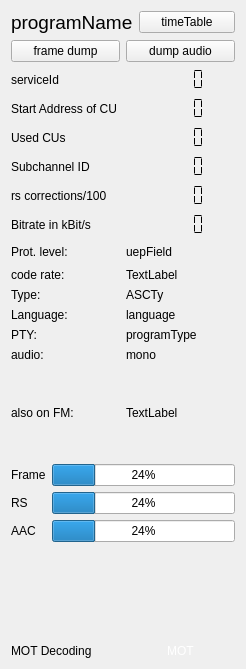
This is qt-dab-s4/forms-v4/technical_data.ui in JvanKatwijk/qt-dab as Qt 5 draws it before an edit. The edited form follows.
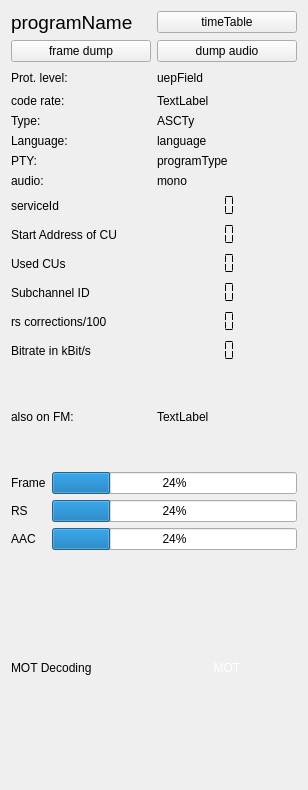
This is the edited form. Custom widgets are drawn as their Qt base class.

The edit to the form file:
```diff
--- a/qt-dab-s4/forms-v4/technical_data.ui
+++ b/qt-dab-s4/forms-v4/technical_data.ui
@@ -6,8 +6,8 @@
    <rect>
     <x>0</x>
     <y>0</y>
-    <width>246</width>
-    <height>669</height>
+    <width>308</width>
+    <height>790</height>
    </rect>
   </property>
   <property name="windowTitle">
@@ -15,25 +15,21 @@
   </property>
   <layout class="QVBoxLayout" name="verticalLayout">
    <item>
-    <layout class="QHBoxLayout" name="horizontalLayout_5">
+    <layout class="QHBoxLayout" name="horizontalLayout_2">
      <item>
-      <layout class="QHBoxLayout" name="horizontalLayout_2">
-       <item>
-        <widget class="QLabel" name="programName">
-         <property name="font">
-          <font>
-           <pointsize>14</pointsize>
-          </font>
-         </property>
-         <property name="toolTip">
-          <string>&lt;html&gt;&lt;head/&gt;&lt;body&gt;&lt;p&gt;&lt;span style=&quot; font-size:14pt;&quot;&gt;Service long label&lt;/span&gt;&lt;/p&gt;&lt;/body&gt;&lt;/html&gt;</string>
-         </property>
-         <property name="text">
-          <string>programName</string>
-         </property>
-        </widget>
-       </item>
-      </layout>
+      <widget class="QLabel" name="programName">
+       <property name="font">
+        <font>
+         <pointsize>14</pointsize>
+        </font>
+       </property>
+       <property name="toolTip">
+        <string>&lt;html&gt;&lt;head/&gt;&lt;body&gt;&lt;p&gt;&lt;span style=&quot; font-size:14pt;&quot;&gt;Service long label&lt;/span&gt;&lt;/p&gt;&lt;/body&gt;&lt;/html&gt;</string>
+       </property>
+       <property name="text">
+        <string>programName</string>
+       </property>
+      </widget>
      </item>
      <item>
       <widget class="QPushButton" name="timeTable_button">
@@ -71,118 +67,6 @@
      </item>
     </layout>
    </item>
-   <item>
-    <layout class="QFormLayout" name="formLayout">
-     <item row="0" column="0">
-      <widget class="QLabel" name="label_3">
-       <property name="text">
-        <string>serviceId</string>
-       </property>
-      </widget>
-     </item>
-     <item row="0" column="1">
-      <widget class="QLCDNumber" name="serviceIdDisplay">
-       <property name="frameShape">
-        <enum>QFrame::NoFrame</enum>
-       </property>
-       <property name="mode">
-        <enum>QLCDNumber::Hex</enum>
-       </property>
-       <property name="segmentStyle">
-        <enum>QLCDNumber::Flat</enum>
-       </property>
-      </widget>
-     </item>
-     <item row="1" column="0">
-      <widget class="QLabel" name="label">
-       <property name="text">
-        <string>Start Address of CU</string>
-       </property>
-      </widget>
-     </item>
-     <item row="1" column="1">
-      <widget class="QLCDNumber" name="startAddressDisplay">
-       <property name="frameShape">
-        <enum>QFrame::NoFrame</enum>
-       </property>
-       <property name="segmentStyle">
-        <enum>QLCDNumber::Flat</enum>
-       </property>
-      </widget>
-     </item>
-     <item row="2" column="0">
-      <widget class="QLabel" name="label_2">
-       <property name="text">
-        <string>Used CUs</string>
-       </property>
-      </widget>
-     </item>
-     <item row="2" column="1">
-      <widget class="QLCDNumber" name="lengthDisplay">
-       <property name="frameShape">
-        <enum>QFrame::NoFrame</enum>
-       </property>
-       <property name="segmentStyle">
-        <enum>QLCDNumber::Flat</enum>
-       </property>
-      </widget>
-     </item>
-     <item row="3" column="0">
-      <widget class="QLabel" name="label_6">
-       <property name="text">
-        <string>Subchannel ID</string>
-       </property>
-      </widget>
-     </item>
-     <item row="3" column="1">
-      <widget class="QLCDNumber" name="subChIdDisplay">
-       <property name="frameShape">
-        <enum>QFrame::NoFrame</enum>
-       </property>
-       <property name="segmentStyle">
-        <enum>QLCDNumber::Flat</enum>
-       </property>
-      </widget>
-     </item>
-     <item row="4" column="0">
-      <widget class="QLabel" name="label_4">
-       <property name="text">
-        <string>rs corrections/100</string>
-       </property>
-      </widget>
-     </item>
-     <item row="4" column="1">
-      <widget class="QLCDNumber" name="rsCorrections">
-       <property name="toolTip">
-        <string>The number of corrections made by the reed-solomon algorithm over 10 DAB+ frames (so the number does not relate to the classic DAB/MP2 frames)</string>
-       </property>
-       <property name="frameShape">
-        <enum>QFrame::NoFrame</enum>
-       </property>
-       <property name="segmentStyle">
-        <enum>QLCDNumber::Flat</enum>
-       </property>
-      </widget>
-     </item>
-     <item row="5" column="0">
-      <widget class="QLabel" name="l6">
-       <property name="text">
-        <string>Bitrate in kBit/s</string>
-       </property>
-      </widget>
-     </item>
-     <item row="5" column="1">
-      <widget class="QLCDNumber" name="bitrateDisplay">
-       <property name="frameShape">
-        <enum>QFrame::NoFrame</enum>
-       </property>
-       <property name="segmentStyle">
-        <enum>QLCDNumber::Flat</enum>
-       </property>
-      </widget>
-     </item>
-    </layout>
-   </item>
    <item>
     <layout class="QGridLayout" name="gridLayout_2">
      <item row="4" column="0">
@@ -307,6 +191,118 @@
      </item>
     </layout>
    </item>
+   <item>
+    <layout class="QFormLayout" name="formLayout">
+     <item row="0" column="0">
+      <widget class="QLabel" name="label_3">
+       <property name="text">
+        <string>serviceId</string>
+       </property>
+      </widget>
+     </item>
+     <item row="0" column="1">
+      <widget class="QLCDNumber" name="serviceIdDisplay">
+       <property name="frameShape">
+        <enum>QFrame::NoFrame</enum>
+       </property>
+       <property name="mode">
+        <enum>QLCDNumber::Hex</enum>
+       </property>
+       <property name="segmentStyle">
+        <enum>QLCDNumber::Flat</enum>
+       </property>
+      </widget>
+     </item>
+     <item row="1" column="0">
+      <widget class="QLabel" name="label">
+       <property name="text">
+        <string>Start Address of CU</string>
+       </property>
+      </widget>
+     </item>
+     <item row="2" column="0">
+      <widget class="QLabel" name="label_2">
+       <property name="text">
+        <string>Used CUs</string>
+       </property>
+      </widget>
+     </item>
+     <item row="2" column="1">
+      <widget class="QLCDNumber" name="lengthDisplay">
+       <property name="frameShape">
+        <enum>QFrame::NoFrame</enum>
+       </property>
+       <property name="segmentStyle">
+        <enum>QLCDNumber::Flat</enum>
+       </property>
+      </widget>
+     </item>
+     <item row="3" column="0">
+      <widget class="QLabel" name="label_6">
+       <property name="text">
+        <string>Subchannel ID</string>
+       </property>
+      </widget>
+     </item>
+     <item row="3" column="1">
+      <widget class="QLCDNumber" name="subChIdDisplay">
+       <property name="frameShape">
+        <enum>QFrame::NoFrame</enum>
+       </property>
+       <property name="segmentStyle">
+        <enum>QLCDNumber::Flat</enum>
+       </property>
+      </widget>
+     </item>
+     <item row="4" column="0">
+      <widget class="QLabel" name="label_4">
+       <property name="text">
+        <string>rs corrections/100</string>
+       </property>
+      </widget>
+     </item>
+     <item row="5" column="0">
+      <widget class="QLabel" name="l6">
+       <property name="text">
+        <string>Bitrate in kBit/s</string>
+       </property>
+      </widget>
+     </item>
+     <item row="5" column="1">
+      <widget class="QLCDNumber" name="bitrateDisplay">
+       <property name="frameShape">
+        <enum>QFrame::NoFrame</enum>
+       </property>
+       <property name="segmentStyle">
+        <enum>QLCDNumber::Flat</enum>
+       </property>
+      </widget>
+     </item>
+     <item row="4" column="1">
+      <widget class="QLCDNumber" name="rsCorrections">
+       <property name="toolTip">
+        <string>The number of corrections made by the reed-solomon algorithm over 10 DAB+ frames (so the number does not relate to the classic DAB/MP2 frames)</string>
+       </property>
+       <property name="frameShape">
+        <enum>QFrame::NoFrame</enum>
+       </property>
+       <property name="segmentStyle">
+        <enum>QLCDNumber::Flat</enum>
+       </property>
+      </widget>
+     </item>
+     <item row="1" column="1">
+      <widget class="QLCDNumber" name="startAddressDisplay">
+       <property name="frameShape">
+        <enum>QFrame::NoFrame</enum>
+       </property>
+       <property name="segmentStyle">
+        <enum>QLCDNumber::Flat</enum>
+       </property>
+      </widget>
+     </item>
+    </layout>
+   </item>
    <item>
     <layout class="QHBoxLayout" name="horizontalLayout_3">
      <item>
@@ -423,9 +419,24 @@
      </item>
     </layout>
    </item>
+   <item>
+    <widget class="QwtPlot" name="audiospectrum">
+     <property name="maximumSize">
+      <size>
+       <width>281</width>
+       <height>151</height>
+      </size>
+     </property>
+    </widget>
+   </item>
   </layout>
  </widget>
  <customwidgets>
+  <customwidget>
+   <class>QwtPlot</class>
+   <extends>QFrame</extends>
+   <header>qwt_plot.h</header>
+  </customwidget>
   <customwidget>
    <class>smallPushButton</class>
    <extends>QPushButton</extends>
```
